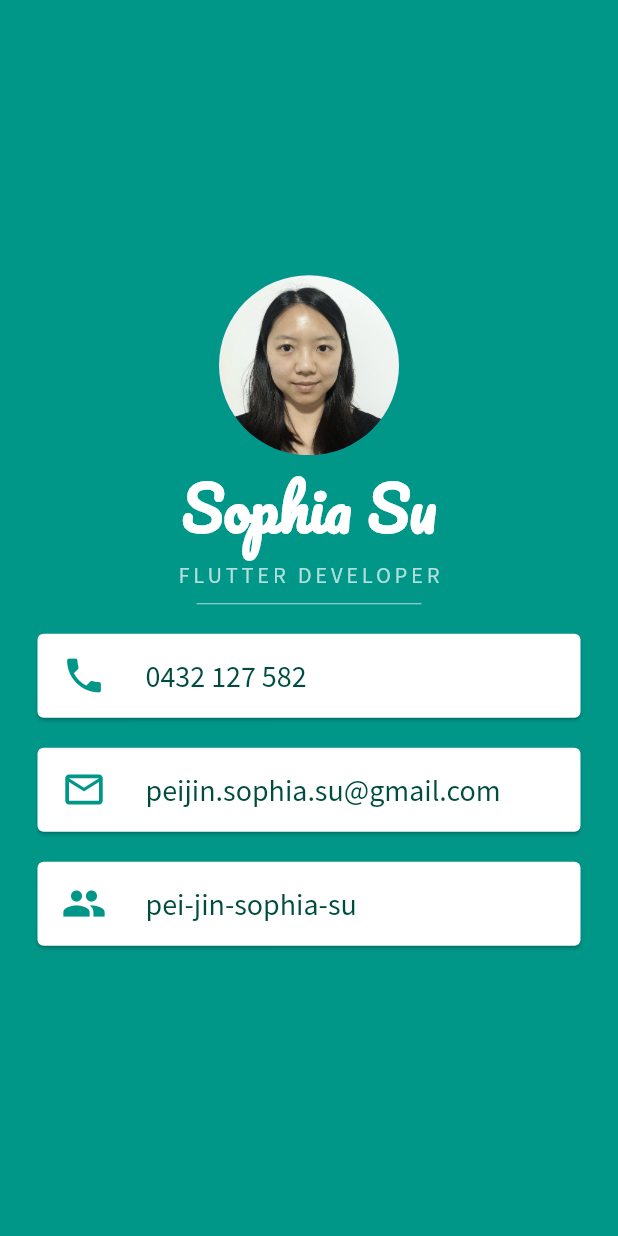
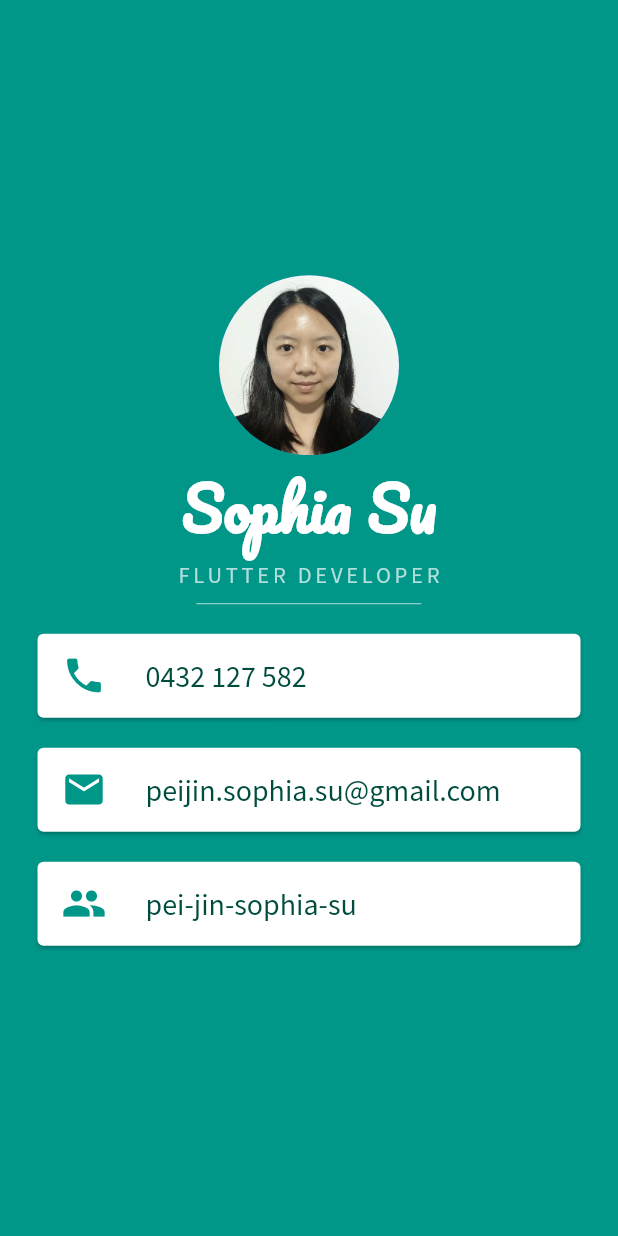
Before and after one commit to Sophia-PeiJin-SU/flutter-test, a Flutter app: the screen it shows after launch, on a phone screen of 412 x 824 dp. Run offline on Flutter 3.47's test engine with Material 2 defaults, Android fonts, the phone set to English and light mode, and no system bars.

Commit message:
change email icon

```diff
--- a/lib/main.dart
+++ b/lib/main.dart
@@ -16,7 +16,7 @@ class MyApp extends StatelessWidget {
             children: <Widget>[
               CircleAvatar(
                 radius: 60.0,
-                backgroundImage: AssetImage('images/DV-2020.jpg'),
+                backgroundImage: AssetImage('images/photo.png'),
               ),
               Text(
                 'Sophia Su',
@@ -64,7 +64,7 @@ class MyApp extends StatelessWidget {
                 margin: EdgeInsets.symmetric(vertical: 10.0, horizontal: 25.0),
                 child: ListTile(
                   leading: Icon(
-                    Icons.email_outlined,
+                    Icons.email,
                     color: Colors.teal,
                     size: 30.0,
                   ),
```
Also changed, not shown: pubspec.lock.
